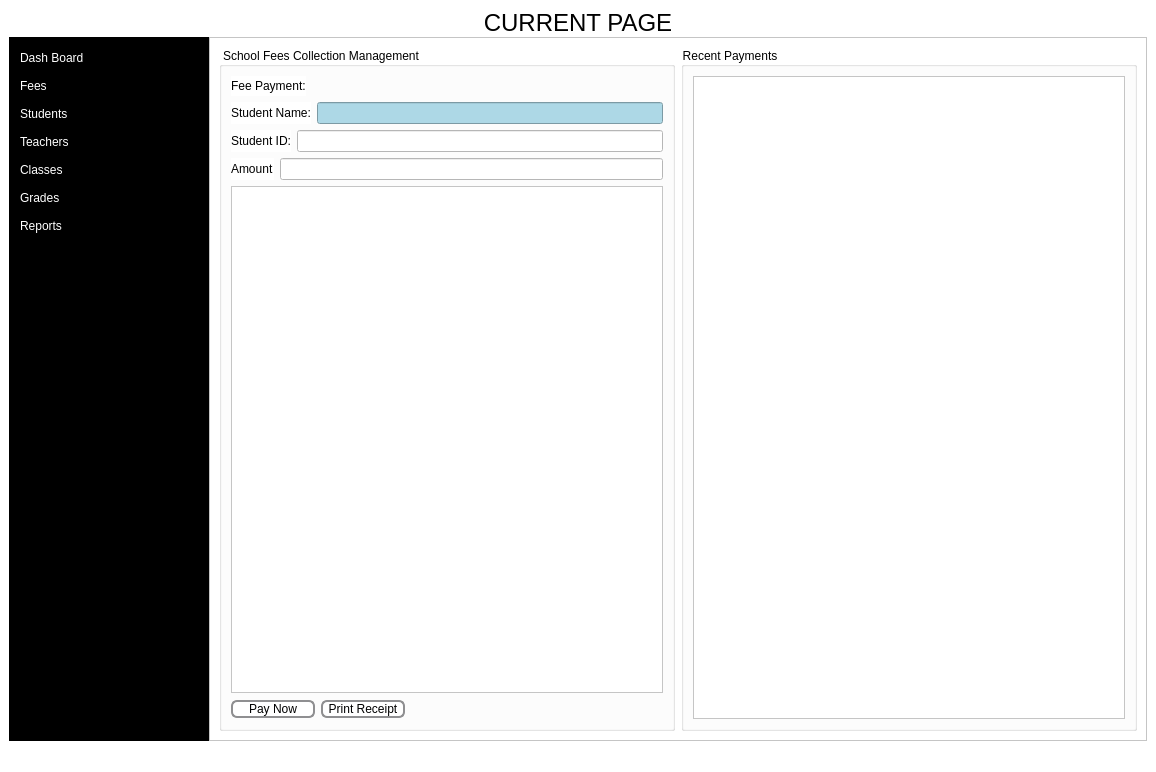
This is src/app/ui/school_manager.ui in regisgambiza/school_manager_2.0.0 as Qt 5 draws it before an edit. The edited form follows.
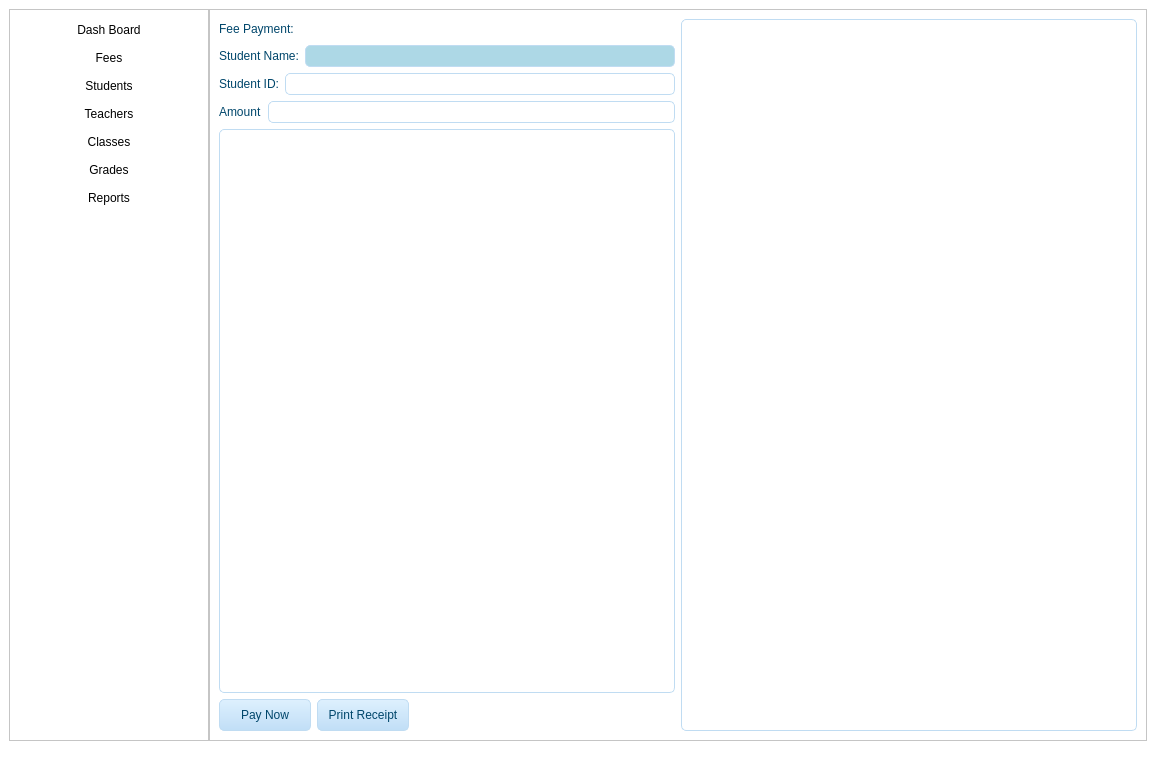
This is the edited form.

Commit message: 1. Changed styling of the whole app 2. Changed transactions view from a QTextbrowser to QtableView to make app faster.

```diff
--- a/src/app/ui/school_manager.ui
+++ b/src/app/ui/school_manager.ui
@@ -45,21 +45,6 @@
         </property>
        </widget>
       </item>
-      <item>
-       <widget class="QLabel" name="label">
-        <property name="font">
-         <font>
-          <pointsize>18</pointsize>
-         </font>
-        </property>
-        <property name="text">
-         <string>CURRENT PAGE</string>
-        </property>
-        <property name="alignment">
-         <set>Qt::AlignCenter</set>
-        </property>
-       </widget>
-      </item>
       <item>
        <layout class="QHBoxLayout" name="horizontalLayout">
         <property name="spacing">
@@ -77,7 +62,7 @@
            <bool>false</bool>
           </property>
           <property name="styleSheet">
-           <string notr="true">background-color: rgb(0, 0, 0);</string>
+           <string notr="true"/>
           </property>
           <property name="frameShape">
            <enum>QFrame::StyledPanel</enum>
@@ -110,21 +95,7 @@
               </size>
              </property>
              <property name="styleSheet">
-              <string notr="true">QPushButton {
-                color: white; /* Default text color */
-                background-color: lightgrey; /* Default background color */
-                text-align: left; /* Align text to the left */
-            }
-QPushButton:hover{
-                background-color: #333333;
-				padding-left: 10px; 
-				border-radius: 15px;
-            }
-QPushButton:pressed {
-        background-color: #555555; /* Darker background color on click */
-        color: white; /* Text color on click */
-        padding-left: 10px; /* Move text to the right when clicked */
-    }</string>
+              <string notr="true"/>
              </property>
              <property name="text">
               <string>Dash Board</string>
@@ -155,21 +126,7 @@
               </size>
              </property>
              <property name="styleSheet">
-              <string notr="true">QPushButton {
-                color: white; /* Default text color */
-                background-color: lightgrey; /* Default background color */
-                text-align: left; /* Align text to the left */
-            }
-QPushButton:hover{
-                background-color: #333333;
-				padding-left: 10px; 
-				border-radius: 15px;
-            }
-QPushButton:pressed {
-        background-color: #555555; /* Darker background color on click */
-        color: white; /* Text color on click */
-        padding-left: 10px; /* Move text to the right when clicked */
-    }</string>
+              <string notr="true"/>
              </property>
              <property name="text">
               <string>Fees</string>
@@ -200,21 +157,7 @@
               </size>
              </property>
              <property name="styleSheet">
-              <string notr="true">QPushButton {
-                color: white; /* Default text color */
-                background-color: lightgrey; /* Default background color */
-                text-align: left; /* Align text to the left */
-            }
-QPushButton:hover{
-                background-color: #333333;
-				padding-left: 10px; 
-				border-radius: 15px;
-            }
-QPushButton:pressed {
-        background-color: #555555; /* Darker background color on click */
-        color: white; /* Text color on click */
-        padding-left: 10px; /* Move text to the right when clicked */
-    }</string>
+              <string notr="true"/>
              </property>
              <property name="text">
               <string>Students</string>
@@ -245,21 +188,7 @@
               </size>
              </property>
              <property name="styleSheet">
-              <string notr="true">QPushButton {
-                color: white; /* Default text color */
-                background-color: lightgrey; /* Default background color */
-                text-align: left; /* Align text to the left */
-            }
-QPushButton:hover{
-                background-color: #333333;
-				padding-left: 10px; 
-				border-radius: 15px;
-            }
-QPushButton:pressed {
-        background-color: #555555; /* Darker background color on click */
-        color: white; /* Text color on click */
-        padding-left: 10px; /* Move text to the right when clicked */
-    }</string>
+              <string notr="true"/>
              </property>
              <property name="text">
               <string>Teachers</string>
@@ -290,21 +219,7 @@
               </size>
              </property>
              <property name="styleSheet">
-              <string notr="true">QPushButton {
-                color: white; /* Default text color */
-                background-color: lightgrey; /* Default background color */
-                text-align: left; /* Align text to the left */
-            }
-QPushButton:hover{
-                background-color: #333333;
-				padding-left: 10px; 
-				border-radius: 15px;
-            }
-QPushButton:pressed {
-        background-color: #555555; /* Darker background color on click */
-        color: white; /* Text color on click */
-        padding-left: 10px; /* Move text to the right when clicked */
-    }</string>
+              <string notr="true"/>
              </property>
              <property name="text">
               <string>Classes</string>
@@ -335,21 +250,7 @@
               </size>
              </property>
              <property name="styleSheet">
-              <string notr="true">QPushButton {
-                color: white; /* Default text color */
-                background-color: lightgrey; /* Default background color */
-                text-align: left; /* Align text to the left */
-            }
-QPushButton:hover{
-                background-color: #333333;
-				padding-left: 10px; 
-				border-radius: 15px;
-            }
-QPushButton:pressed {
-        background-color: #555555; /* Darker background color on click */
-        color: white; /* Text color on click */
-        padding-left: 10px; /* Move text to the right when clicked */
-    }</string>
+              <string notr="true"/>
              </property>
              <property name="text">
               <string>Grades</string>
@@ -380,21 +281,7 @@
               </size>
              </property>
              <property name="styleSheet">
-              <string notr="true">QPushButton {
-                color: white; /* Default text color */
-                background-color: lightgrey; /* Default background color */
-                text-align: left; /* Align text to the left */
-            }
-QPushButton:hover{
-                background-color: #333333;
-				padding-left: 10px; 
-				border-radius: 15px;
-            }
-QPushButton:pressed {
-        background-color: #555555; /* Darker background color on click */
-        color: white; /* Text color on click */
-        padding-left: 10px; /* Move text to the right when clicked */
-    }</string>
+              <string notr="true"/>
              </property>
              <property name="text">
               <string>Reports</string>
@@ -490,20 +377,16 @@
              <widget class="QWidget" name="fees_page">
               <layout class="QHBoxLayout" name="horizontalLayout_2">
                <item>
-                <widget class="QGroupBox" name="groupBox">
-                 <property name="title">
-                  <string>School Fees Collection Management</string>
-                 </property>
-                 <property name="flat">
-                  <bool>true</bool>
-                 </property>
-                 <layout class="QVBoxLayout" name="verticalLayout_5">
-                  <item>
                    <layout class="QVBoxLayout" name="verticalLayout_3">
                     <item>
                      <layout class="QHBoxLayout" name="horizontalLayout_9">
                       <item>
                        <widget class="QLabel" name="label_2">
+                     <property name="styleSheet">
+                      <string notr="true">QLabel,QLineEdit,QTextEdit,QPlainTextEdit,QSpinBox,QGroupBox,QComboBox,QDateEdit,QTimeEdit,QDateTimeEdit,QSpinBox,QTreeView,QListView,QTableView,QTabWidget::pane{
+color:#00466B;
+}</string>
+                     </property>
                         <property name="text">
                          <string>Fee Payment:</string>
                         </property>
@@ -528,6 +411,11 @@
                      <layout class="QHBoxLayout" name="horizontalLayout_4">
                       <item>
                        <widget class="QLabel" name="label_5">
+                     <property name="styleSheet">
+                      <string notr="true">QLabel,QLineEdit,QTextEdit,QPlainTextEdit,QSpinBox,QGroupBox,QComboBox,QDateEdit,QTimeEdit,QDateTimeEdit,QSpinBox,QTreeView,QListView,QTableView,QTabWidget::pane{
+color:#00466B;
+}</string>
+                     </property>
                         <property name="text">
                          <string>Student Name:</string>
                         </property>
@@ -538,6 +426,18 @@
                         <property name="styleSheet">
                          <string notr="true">QLineEdit:read-only {
     background: lightblue;
+}
+QLineEdit,QTextEdit,QPlainTextEdit,QSpinBox{
+border:1px solid #C0DCF2;
+border-radius:5px;
+padding:2px;
+background:none;
+selection-background-color:#DEF0FE;
+selection-color:#00466B;
+}
+
+QLineEdit[echoMode=&quot;2&quot;]{
+lineedit-password-character:9679;
 }</string>
                         </property>
                         <property name="readOnly">
@@ -551,13 +451,33 @@
                      <layout class="QHBoxLayout" name="horizontalLayout_5">
                       <item>
                        <widget class="QLabel" name="label_3">
+                     <property name="styleSheet">
+                      <string notr="true">QLabel,QLineEdit,QTextEdit,QPlainTextEdit,QSpinBox,QGroupBox,QComboBox,QDateEdit,QTimeEdit,QDateTimeEdit,QSpinBox,QTreeView,QListView,QTableView,QTabWidget::pane{
+color:#00466B;
+}</string>
+                     </property>
                         <property name="text">
                          <string>Student ID:</string>
                         </property>
                        </widget>
                       </item>
                       <item>
-                       <widget class="QLineEdit" name="lineEdit"/>
+                    <widget class="QLineEdit" name="lineEdit">
+                     <property name="styleSheet">
+                      <string notr="true">QLineEdit,QTextEdit,QPlainTextEdit,QSpinBox{
+border:1px solid #C0DCF2;
+border-radius:5px;
+padding:2px;
+background:none;
+selection-background-color:#DEF0FE;
+selection-color:#00466B;
+}
+
+QLineEdit[echoMode=&quot;2&quot;]{
+lineedit-password-character:9679;
+}</string>
+                     </property>
+                    </widget>
                       </item>
                      </layout>
                     </item>
@@ -565,13 +485,33 @@
                      <layout class="QHBoxLayout" name="horizontalLayout_6">
                       <item>
                        <widget class="QLabel" name="label_4">
+                     <property name="styleSheet">
+                      <string notr="true">QLabel,QLineEdit,QTextEdit,QPlainTextEdit,QSpinBox,QGroupBox,QComboBox,QDateEdit,QTimeEdit,QDateTimeEdit,QSpinBox,QTreeView,QListView,QTableView,QTabWidget::pane{
+color:#00466B;
+}</string>
+                     </property>
                         <property name="text">
                          <string>Amount</string>
                         </property>
                        </widget>
                       </item>
                       <item>
-                       <widget class="QLineEdit" name="lineEdit_2"/>
+                    <widget class="QLineEdit" name="lineEdit_2">
+                     <property name="styleSheet">
+                      <string notr="true">QLineEdit,QTextEdit,QPlainTextEdit,QSpinBox{
+border:1px solid #C0DCF2;
+border-radius:5px;
+padding:2px;
+background:none;
+selection-background-color:#DEF0FE;
+selection-color:#00466B;
+}
+
+QLineEdit[echoMode=&quot;2&quot;]{
+lineedit-password-character:9679;
+}</string>
+                     </property>
+                    </widget>
                       </item>
                      </layout>
                     </item>
@@ -579,12 +519,64 @@
                      <layout class="QHBoxLayout" name="horizontalLayout_8"/>
                     </item>
                     <item>
-                     <widget class="QTextBrowser" name="textBrowser"/>
+                  <widget class="QTextBrowser" name="textBrowser">
+                   <property name="styleSheet">
+                    <string notr="true">QTextBrowser{
+    border: 1px solid #C0DCF2;
+    border-radius: 5px;
+    padding: 5px;
+    }</string>
+                   </property>
+                  </widget>
                     </item>
                     <item>
                      <layout class="QHBoxLayout" name="horizontalLayout_7">
                       <item>
                        <widget class="QPushButton" name="pay_now">
+                     <property name="styleSheet">
+                      <string notr="true">.QPushButton{
+border-style:none;
+border:1px solid #C0DCF2;
+color:#00466B;
+padding:5px;
+min-height:20px;
+border-radius:5px;
+background:qlineargradient(spread:pad,x1:0,y1:0,x2:0,y2:1,stop:0 #DEF0FE,stop:1 #C0DEF6);
+}
+
+.QPushButton:hover{
+background:qlineargradient(spread:pad,x1:0,y1:0,x2:0,y2:1,stop:0 #F2F9FF,stop:1 #DAEFFF);
+}
+
+.QPushButton:pressed{
+background:qlineargradient(spread:pad,x1:0,y1:0,x2:0,y2:1,stop:0 #DEF0FE,stop:1 #C0DEF6);
+}
+
+.QPushButton:disabled{
+color:#838383;
+background:#F4F4F4;
+}
+
+QPushButton#btnSplitterH{
+padding:2px;
+min-height:8px;
+}
+
+QPushButton#btnMenu,QPushButton#btnMenu_Min,QPushButton#btnMenu_Max,QPushButton#btnMenu_Close,QPushButton#btnSplitterV,QPushButton#btnSplitterH{
+border-radius:0px;
+color:#00466B;
+background-color:rgba(0,0,0,0);
+border-style:none;
+}
+
+QPushButton#btnMenu:hover,QPushButton#btnMenu_Min:hover,QPushButton#btnMenu_Max:hover,QPushButton#btnSplitterV:hover,QPushButton#btnSplitterH:hover{
+background-color:qlineargradient(spread:pad,x1:0,y1:1,x2:0,y2:0,stop:0 rgba(25,134,199,0),stop:1 #F2F9FF);
+}
+
+QPushButton#btnMenu_Close:hover{
+background-color:qlineargradient(spread:pad,x1:0,y1:1,x2:0,y2:0,stop:0 rgba(238,0,0,128),stop:1 rgba(238,44,44,255));
+}</string>
+                     </property>
                         <property name="text">
                          <string>Pay Now</string>
                         </property>
@@ -592,6 +584,50 @@
                       </item>
                       <item>
                        <widget class="QPushButton" name="pushButton_2">
+                     <property name="styleSheet">
+                      <string notr="true">.QPushButton{
+border-style:none;
+border:1px solid #C0DCF2;
+color:#00466B;
+padding:5px;
+min-height:20px;
+border-radius:5px;
+background:qlineargradient(spread:pad,x1:0,y1:0,x2:0,y2:1,stop:0 #DEF0FE,stop:1 #C0DEF6);
+}
+
+.QPushButton:hover{
+background:qlineargradient(spread:pad,x1:0,y1:0,x2:0,y2:1,stop:0 #F2F9FF,stop:1 #DAEFFF);
+}
+
+.QPushButton:pressed{
+background:qlineargradient(spread:pad,x1:0,y1:0,x2:0,y2:1,stop:0 #DEF0FE,stop:1 #C0DEF6);
+}
+
+.QPushButton:disabled{
+color:#838383;
+background:#F4F4F4;
+}
+
+QPushButton#btnSplitterH{
+padding:2px;
+min-height:8px;
+}
+
+QPushButton#btnMenu,QPushButton#btnMenu_Min,QPushButton#btnMenu_Max,QPushButton#btnMenu_Close,QPushButton#btnSplitterV,QPushButton#btnSplitterH{
+border-radius:0px;
+color:#00466B;
+background-color:rgba(0,0,0,0);
+border-style:none;
+}
+
+QPushButton#btnMenu:hover,QPushButton#btnMenu_Min:hover,QPushButton#btnMenu_Max:hover,QPushButton#btnSplitterV:hover,QPushButton#btnSplitterH:hover{
+background-color:qlineargradient(spread:pad,x1:0,y1:1,x2:0,y2:0,stop:0 rgba(25,134,199,0),stop:1 #F2F9FF);
+}
+
+QPushButton#btnMenu_Close:hover{
+background-color:qlineargradient(spread:pad,x1:0,y1:1,x2:0,y2:0,stop:0 rgba(238,0,0,128),stop:1 rgba(238,44,44,255));
+}</string>
+                     </property>
                         <property name="text">
                          <string>Print Receipt</string>
                         </property>
@@ -614,22 +650,30 @@
                     </item>
                    </layout>
                   </item>
-                 </layout>
-                </widget>
-               </item>
                <item>
-                <widget class="QGroupBox" name="groupBox_2">
-                 <property name="title">
-                  <string>Recent Payments</string>
+                <widget class="QTableView" name="tableView">
+                 <property name="styleSheet">
+                  <string notr="true">QTableView::item:selected,QListView::item:selected,QTreeView::item:selected{
+color:#00466B;
+background:qlineargradient(spread:pad,x1:0,y1:0,x2:0,y2:1,stop:0 #DEF0FE,stop:1 #C0DEF6);
+}
+
+QTableView::item:hover,QListView::item:hover,QTreeView::item:hover{
+color:#00466B;
+background:qlineargradient(spread:pad,x1:0,y1:0,x2:0,y2:1,stop:0 #F2F9FF,stop:1 #DAEFFF);
+}
+
+QTableView{
+    border: 1px solid #C0DCF2;
+    border-radius: 5px;
+    padding: 5px;
+    }
+
+QTableView::item,QListView::item,QTreeView::item{
+padding:5px;
+margin:0px;
+}</string>
                  </property>
-                 <property name="flat">
-                  <bool>true</bool>
-                 </property>
-                 <layout class="QVBoxLayout" name="verticalLayout_6">
-                  <item>
-                   <widget class="QTextBrowser" name="textBrowser_2"/>
-                  </item>
-                 </layout>
                 </widget>
                </item>
               </layout>
```
Left out of the diff: 170 changed lines with no effect on the pictures. Lines whose indentation alone changed are shown as unchanged. The commit also changes 4 other files.
